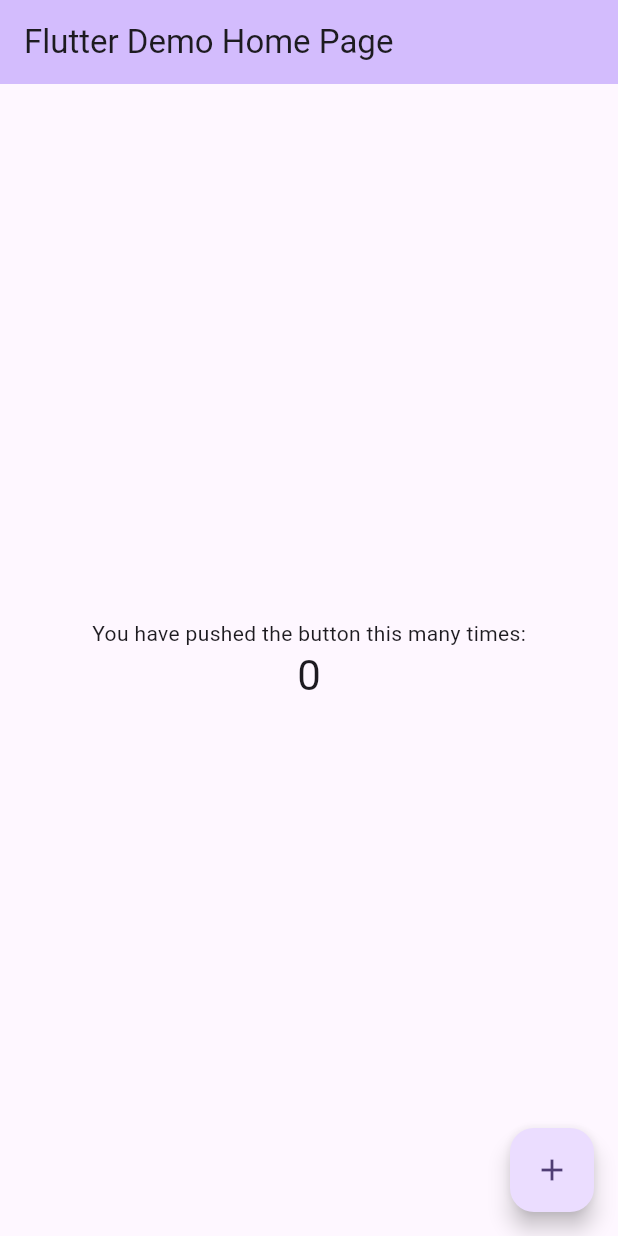
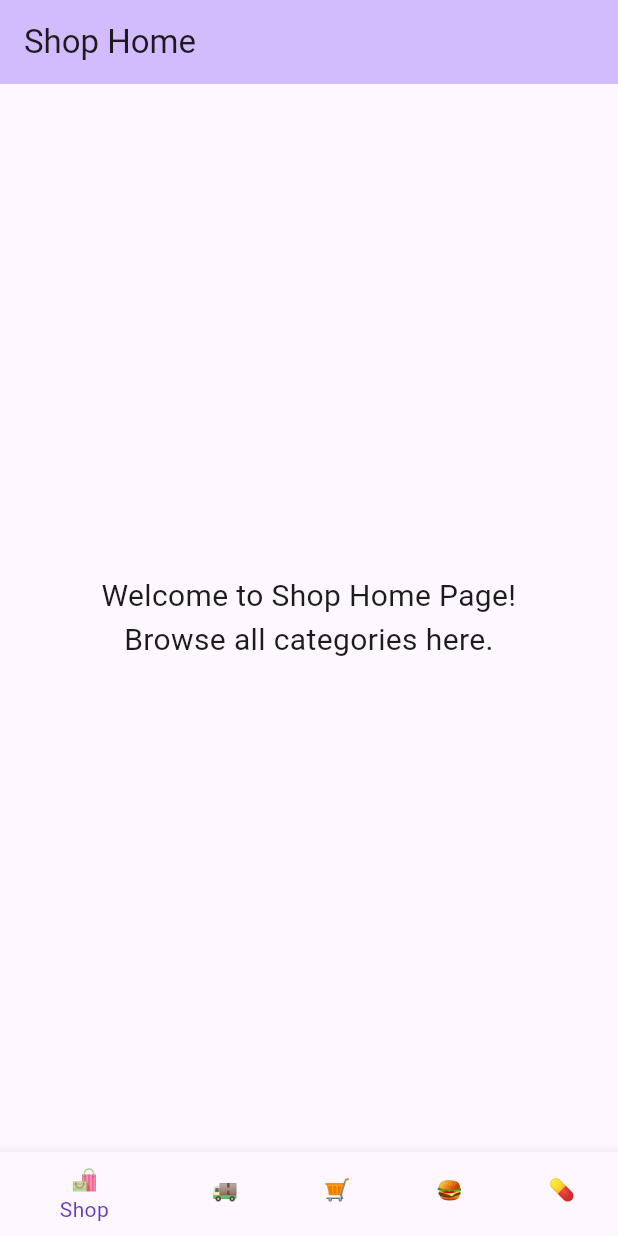
Before and after one commit to could-ai/019a2226-38ff-727b-8a24-e7687af0897a, a Flutter app: the screen it shows after launch, on a phone screen of 412 x 824 dp. Run offline on Flutter 3.47's test engine with Material 3 defaults, Android fonts, the phone set to English and light mode, and no system bars.

Commit message:
Completely replaced the main.dart file to implement the shop app structure with direct access to Shop Home Page and bottom navigation for modules. Added AppHome widget with BottomNavigationBar for 5 modules (Shop, Parcel, Grocery, Food, Medicine), each with a basic page containing app bar and centered text. Removed the old template counter functionality and replaced it with modular navigation. This provides a clean starting point for the shopping app with easy module selection from the bottom, fulfilling the user's request to eliminate the module select page and start directly on Shop Home Page.

```diff
--- a/usr/lib/main.dart
+++ b/usr/lib/main.dart
@@ -7,114 +7,179 @@ void main() {
 class MyApp extends StatelessWidget {
   const MyApp({super.key});
 
-  // This widget is the root of your application.
   @override
   Widget build(BuildContext context) {
     return MaterialApp(
-      title: 'Flutter Demo',
+      title: 'Shop App',
       debugShowCheckedModeBanner: false,
       theme: ThemeData(
-        // This is the theme of your application.
-        //
-        // TRY THIS: Try running your application with "flutter run". You'll see
-        // the application has a purple toolbar. Then, without quitting the app,
-        // try changing the seedColor in the colorScheme below to Colors.green
-        // and then invoke "hot reload" (save your changes or press the "hot
-        // reload" button in a Flutter-supported IDE, or press "r" if you used
-        // the command line to start the app).
-        //
-        // Notice that the counter didn't reset back to zero; the application
-        // state is not lost during the reload. To reset the state, use hot
-        // restart instead.
-        //
-        // This works for code too, not just values: Most code changes can be
-        // tested with just a hot reload.
         colorScheme: ColorScheme.fromSeed(seedColor: Colors.deepPurple),
       ),
-      home: const MyHomePage(title: 'Flutter Demo Home Page'),
+      home: const AppHome(),
     );
   }
 }
 
-class MyHomePage extends StatefulWidget {
-  const MyHomePage({super.key, required this.title});
-
-  // This widget is the home page of your application. It is stateful, meaning
-  // that it has a State object (defined below) that contains fields that affect
-  // how it looks.
-
-  // This class is the configuration for the state. It holds the values (in this
-  // case the title) provided by the parent (in this case the App widget) and
-  // used by the build method of the State. Fields in a Widget subclass are
-  // always marked "final".
-
-  final String title;
+class AppHome extends StatefulWidget {
+  const AppHome({super.key});
 
   @override
-  State<MyHomePage> createState() => _MyHomePageState();
+  State<AppHome> createState() => _AppHomeState();
 }
 
-class _MyHomePageState extends State<MyHomePage> {
-  int _counter = 0;
+class _AppHomeState extends State<AppHome> {
+  int _selectedIndex = 0;
 
-  void _incrementCounter() {
+  static const List<Widget> _pages = <Widget>[
+    ShopPage(),
+    ParcelPage(),
+    GroceryPage(),
+    FoodPage(),
+    MedicinePage(),
+  ];
+
+  void _onItemTapped(int index) {
     setState(() {
-      // This call to setState tells the Flutter framework that something has
-      // changed in this State, which causes it to rerun the build method below
-      // so that the display can reflect the updated values. If we changed
-      // _counter without calling setState(), then the build method would not be
-      // called again, and so nothing would appear to happen.
-      _counter++;
+      _selectedIndex = index;
     });
   }
 
   @override
   Widget build(BuildContext context) {
-    // This method is rerun every time setState is called, for instance as done
-    // by the _incrementCounter method above.
-    //
-    // The Flutter framework has been optimized to make rerunning build methods
-    // fast, so that you can just rebuild anything that needs updating rather
-    // than having to individually change instances of widgets.
     return Scaffold(
-      appBar: AppBar(
-        // TRY THIS: Try changing the color here to a specific color (to
-        // Colors.amber, perhaps?) and trigger a hot reload to see the AppBar
-        // change color while the other colors stay the same.
-        backgroundColor: Theme.of(context).colorScheme.inversePrimary,
-        // Here we take the value from the MyHomePage object that was created by
-        // the App.build method, and use it to set our appbar title.
-        title: Text(widget.title),
+      body: _pages[_selectedIndex],
+      bottomNavigationBar: BottomNavigationBar(
+        items: const <BottomNavigationBarItem>[
+          BottomNavigationBarItem(
+            icon: Text('🛍️'),
+            label: 'Shop',
+          ),
+          BottomNavigationBarItem(
+            icon: Text('🚚'),
+            label: 'Parcel',
+          ),
+          BottomNavigationBarItem(
+            icon: Text('🛒'),
+            label: 'Grocery',
+          ),
+          BottomNavigationBarItem(
+            icon: Text('🍔'),
+            label: 'Food',
+          ),
+          BottomNavigationBarItem(
+            icon: Text('💊'),
+            label: 'Medicine',
+          ),
+        ],
+        currentIndex: _selectedIndex,
+        selectedItemColor: Colors.deepPurple,
+        onTap: _onItemTapped,
       ),
-      body: Center(
-        // Center is a layout widget. It takes a single child and positions it
-        // in the middle of the parent.
-        child: Column(
-          // Column is also a layout widget. It takes a list of children and
-          // arranges them vertically. By default, it sizes itself to fit its
-          // children horizontally, and tries to be as tall as its parent.
-          //
-          // Column has various properties to control how it sizes itself and
-          // how it positions its children. Here we use mainAxisAlignment to
-          // center the children vertically; the main axis here is the vertical
-          // axis because Columns are vertical (the cross axis would be
-          // horizontal).
-          //
-          // TRY THIS: Invoke "debug painting" (choose the "Toggle Debug Paint"
-          // action in the IDE, or press "p" in the console), to see the
-          // wireframe for each widget.
-          mainAxisAlignment: MainAxisAlignment.center,
-          children: <Widget>[
-            const Text('You have pushed the button this many times:'),
-            Text('$_counter', style: Theme.of(context).textTheme.headlineMedium),
-          ],
-        ),
-      ),
-      floatingActionButton: FloatingActionButton(
-        onPressed: _incrementCounter,
-        tooltip: 'Increment',
-        child: const Icon(Icons.add),
-      ), // This trailing comma makes auto-formatting nicer for build methods.
     );
   }
 }
+
+class ShopPage extends StatelessWidget {
+  const ShopPage({super.key});
+
+  @override
+  Widget build(BuildContext context) {
+    return Scaffold(
+      appBar: AppBar(
+        title: const Text('Shop Home'),
+        backgroundColor: Theme.of(context).colorScheme.inversePrimary,
+      ),
+      body: const Center(
+        child: Text(
+          'Welcome to Shop Home Page!\nBrowse all categories here.',
+          style: TextStyle(fontSize: 20),
+          textAlign: TextAlign.center,
+        ),
+      ),
+    );
+  }
+}
+
+class ParcelPage extends StatelessWidget {
+  const ParcelPage({super.key});
+
+  @override
+  Widget build(BuildContext context) {
+    return Scaffold(
+      appBar: AppBar(
+        title: const Text('Parcel'),
+        backgroundColor: Theme.of(context).colorScheme.inversePrimary,
+      ),
+      body: const Center(
+        child: Text(
+          'Parcel Delivery Services\nSend and track parcels easily.',
+          style: TextStyle(fontSize: 20),
+          textAlign: TextAlign.center,
+        ),
+      ),
+    );
+  }
+}
+
+class GroceryPage extends StatelessWidget {
+  const GroceryPage({super.key});
+
+  @override
+  Widget build(BuildContext context) {
+    return Scaffold(
+      appBar: AppBar(
+        title: const Text('Grocery'),
+        backgroundColor: Theme.of(context).colorScheme.inversePrimary,
+      ),
+      body: const Center(
+        child: Text(
+          'Fresh Groceries\nShop for daily essentials.',
+          style: TextStyle(fontSize: 20),
+          textAlign: TextAlign.center,
+        ),
+      ),
+    );
+  }
+}
+
+class FoodPage extends StatelessWidget {
+  const FoodPage({super.key});
+
+  @override
+  Widget build(BuildContext context) {
+    return Scaffold(
+      appBar: AppBar(
+        title: const Text('Food'),
+        backgroundColor: Theme.of(context).colorScheme.inversePrimary,
+      ),
+      body: const Center(
+        child: Text(
+          'Delicious Food\nOrder your favorite meals.',
+          style: TextStyle(fontSize: 20),
+          textAlign: TextAlign.center,
+        ),
+      ),
+    );
+  }
+}
+
+class MedicinePage extends StatelessWidget {
+  const MedicinePage({super.key});
+
+  @override
+  Widget build(BuildContext context) {
+    return Scaffold(
+      appBar: AppBar(
+        title: const Text('Medicine'),
+        backgroundColor: Theme.of(context).colorScheme.inversePrimary,
+      ),
+      body: const Center(
+        child: Text(
+          'Health & Medicine\nFind medicines and health products.',
+          style: TextStyle(fontSize: 20),
+          textAlign: TextAlign.center,
+        ),
+      ),
+    );
+  }
+}
```
